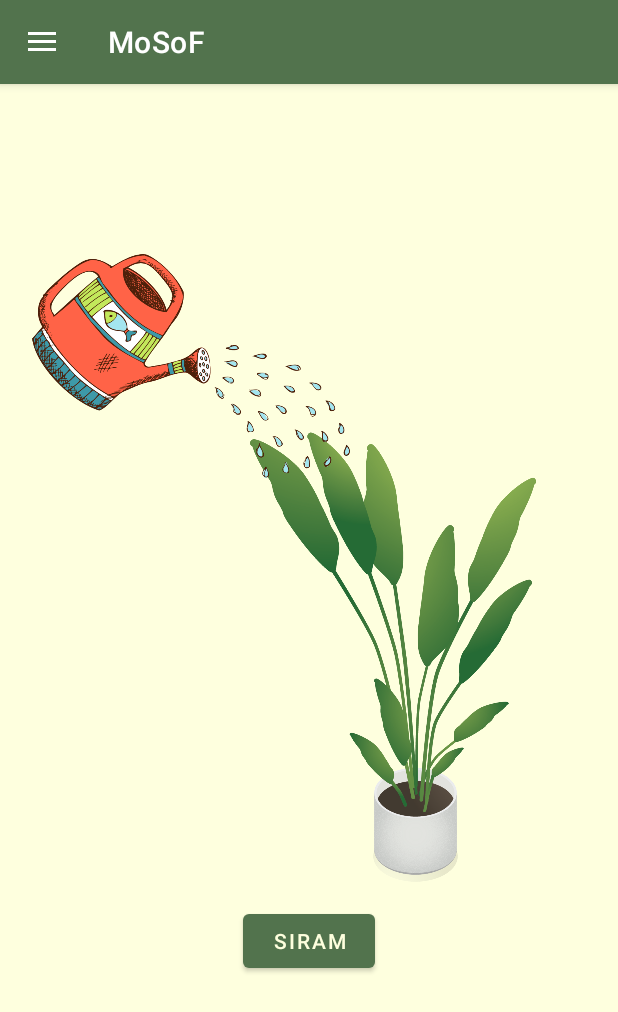
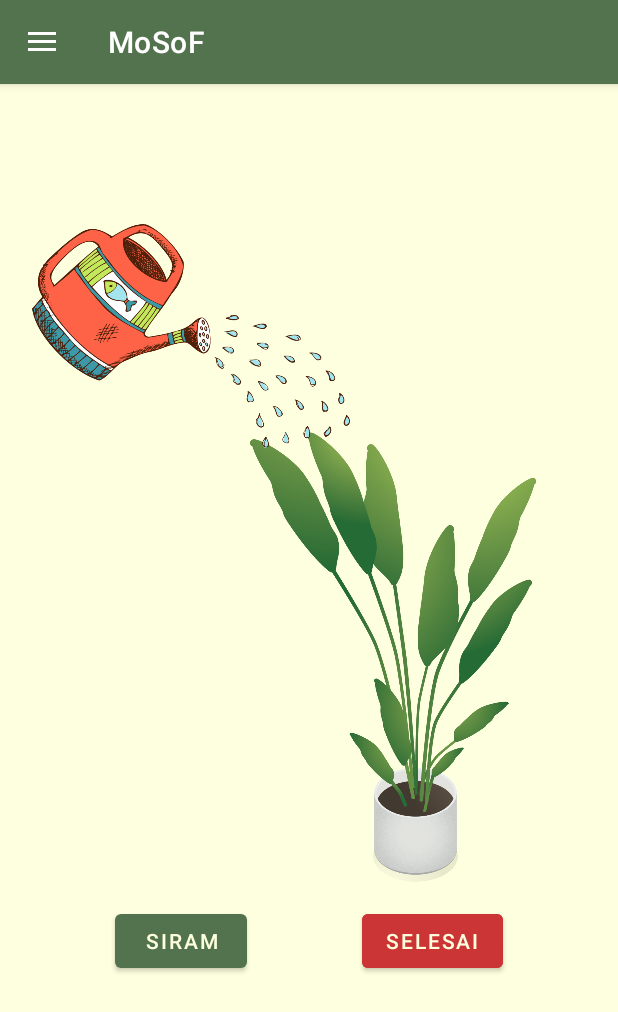
Before and after one commit to ShobrinaFathoniah/MoSoF, an Android app: the PlantConditionFragment screen opened directly, with no data from a screen before it, in the side drawer, after a tap on "Tambah Air", on a phone screen of 412 x 824 dp. Shown: the top 1012 px of the screen. Run offline under Robolectric (Android 15) with nearby library versions, the phone set to English and light mode, and no system bars.

Commit message:
fix: update ui

```diff
--- /dev/null
+++ b/app/src/main/res/drawable/ic_home.xml
@@ -0,0 +1,10 @@
+<vector xmlns:android="http://schemas.android.com/apk/res/android"
+    android:width="24dp"
+    android:height="24dp"
+    android:viewportWidth="24"
+    android:viewportHeight="24"
+    android:tint="?attr/colorControlNormal">
+  <path
+      android:fillColor="@android:color/white"
+      android:pathData="M10,20v-6h4v6h5v-8h3L12,3 2,12h3v8z"/>
+</vector>
--- a/app/src/main/res/drawable/ic_menu_camera.xml
+++ /dev/null
@@ -1,12 +0,0 @@
-<vector xmlns:android="http://schemas.android.com/apk/res/android"
-    android:width="24dp"
-    android:height="24dp"
-    android:viewportWidth="24.0"
-    android:viewportHeight="24.0">
-    <path
-        android:fillColor="#FF000000"
-        android:pathData="M12,12m-3.2,0a3.2,3.2 0,1 1,6.4 0a3.2,3.2 0,1 1,-6.4 0" />
-    <path
-        android:fillColor="#FF000000"
-        android:pathData="M9,2L7.17,4H4c-1.1,0 -2,0.9 -2,2v12c0,1.1 0.9,2 2,2h16c1.1,0 2,-0.9 2,-2V6c0,-1.1 -0.9,-2 -2,-2h-3.17L15,2H9zm3,15c-2.76,0 -5,-2.24 -5,-5s2.24,-5 5,-5 5,2.24 5,5 -2.24,5 -5,5z" />
-</vector>
--- a/app/src/main/res/layout/fragment_add_plant_name.xml
+++ b/app/src/main/res/layout/fragment_add_plant_name.xml
@@ -44,7 +44,8 @@
             android:id="@+id/queryText"
             android:layout_width="match_parent"
             android:layout_height="wrap_content"
-            android:text="@string/input_plant_name"
+            android:hint="@string/input_plant_name"
+            android:textColorHint="@color/dark_green"
             android:textColor="@color/dark_green" />
     </com.google.android.material.textfield.TextInputLayout>
 
--- a/app/src/main/res/layout/fragment_watering_plant.xml
+++ b/app/src/main/res/layout/fragment_watering_plant.xml
@@ -18,7 +18,7 @@
         android:id="@+id/iv_watering_plant"
         android:layout_width="250dp"
         android:layout_height="250dp"
-        android:layout_marginTop="72dp"
+        android:layout_marginTop="52dp"
         android:src="@drawable/watering"
         app:layout_constraintStart_toStartOf="parent"
         app:layout_constraintTop_toTopOf="parent" />
@@ -29,8 +29,19 @@
         android:layout_height="wrap_content"
         android:layout_marginTop="15dp"
         android:text="@string/watering"
+        app:layout_constraintStart_toStartOf="parent"
+        app:layout_constraintEnd_toStartOf="@id/btn_watering2"
+        app:layout_constraintTop_toBottomOf="@id/iv_plant" />
+
+    <Button
+        android:id="@+id/btn_watering2"
+        android:layout_width="wrap_content"
+        android:layout_height="wrap_content"
+        android:layout_marginTop="15dp"
+        android:text="@string/done"
+        android:backgroundTint="@color/red"
+        app:layout_constraintStart_toEndOf="@id/btn_watering"
         app:layout_constraintEnd_toEndOf="parent"
-        app:layout_constraintStart_toStartOf="parent"
         app:layout_constraintTop_toBottomOf="@id/iv_plant" />
 
 </androidx.constraintlayout.widget.ConstraintLayout>
--- a/app/src/main/res/menu/activity_main_drawer.xml
+++ b/app/src/main/res/menu/activity_main_drawer.xml
@@ -6,15 +6,15 @@
     <group android:checkableBehavior="single">
         <item
             android:id="@+id/nav_home"
-            android:icon="@drawable/ic_menu_camera"
+            android:icon="@drawable/ic_home"
             android:title="@string/app_name" />
         <item
             android:id="@+id/nav_add_fertilizer"
-            android:icon="@drawable/fertilize_icon"
+            android:icon="@drawable/add_fertilize_icon"
             android:title="@string/add_fertilizer" />
         <item
             android:id="@+id/nav_add_water"
-            android:icon="@drawable/humid_icon"
+            android:icon="@drawable/add_humid_icon"
             android:title="@string/add_water" />
     </group>
 </menu>
--- a/app/src/main/res/values/strings.xml
+++ b/app/src/main/res/values/strings.xml
@@ -26,4 +26,5 @@
     <string name="add_fertilizer">Tambah Pupuk</string>
     <string name="add_water">Tambah Air</string>
     <string name="exit_verif">Tekan Sekali Lagi untuk Keluar</string>
+    <string name="done">Selesai</string>
 </resources>
```
Also changed, not shown: app/src/main/res/drawable/ic_menu_gallery.xml (deleted, +0 -9 lines), app/src/main/res/drawable/ic_menu_slideshow.xml (deleted, +0 -9 lines), app/src/main/res/drawable/side_nav_bar.xml (deleted, +0 -9 lines), app/src/main/res/layout/fragment_fertilizing_plant.xml (+12 -1 lines), app/src/main/res/layout/fragment_plant_condition.xml (+5 -5 lines), app/src/main/res/drawable/add_fertilize_icon.png (added), app/src/main/res/drawable/add_humid_icon.png (added), app/src/main/res/drawable/floating_green_yellow_leaves.png (deleted), 1 other file.
